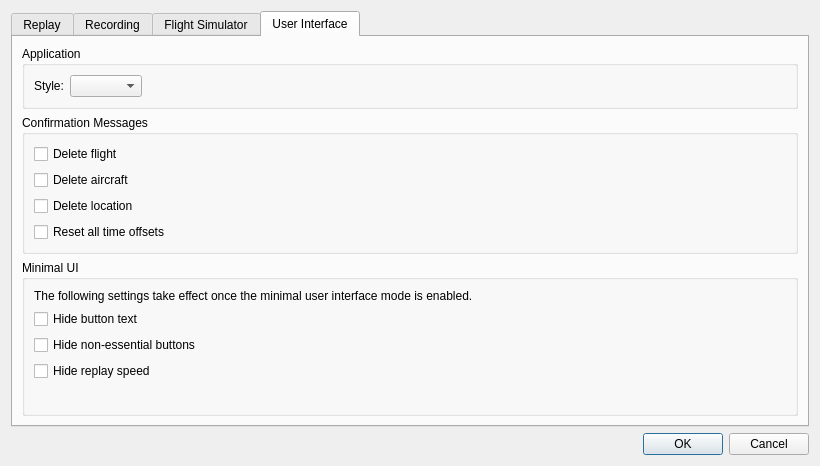
Above: src/UserInterface/src/Dialog/SettingsDialog.ui from till213/SkyDolly before the change. Below: the same form after it.
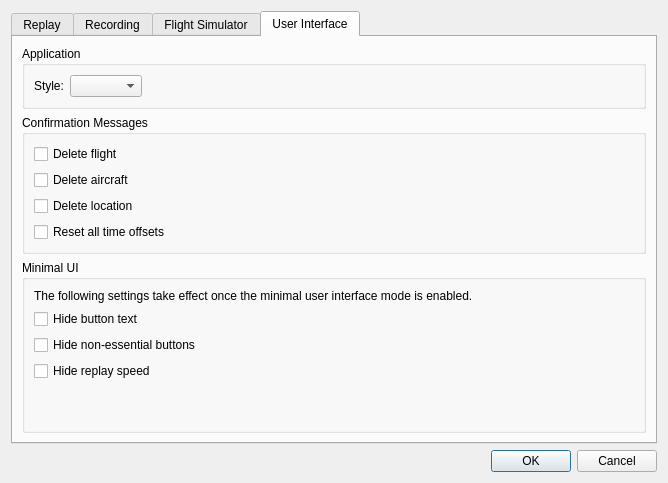
That is the form after the change.

What changed in the file:
```diff
--- a/src/UserInterface/src/Dialog/SettingsDialog.ui
+++ b/src/UserInterface/src/Dialog/SettingsDialog.ui
@@ -6,8 +6,8 @@
    <rect>
     <x>0</x>
     <y>0</y>
-    <width>820</width>
-    <height>466</height>
+    <width>664</width>
+    <height>483</height>
    </rect>
   </property>
   <property name="windowTitle">
@@ -275,12 +275,10 @@
          <property name="title">
           <string>Application</string>
          </property>
-         <layout class="QFormLayout" name="formLayout_9">
-          <item row="0" column="0">
-           <layout class="QHBoxLayout" name="horizontalLayout_2">
-            <item>
              <layout class="QFormLayout" name="formLayout_8">
               <item row="0" column="0">
+           <layout class="QGridLayout" name="gridLayout">
+            <item row="0" column="0">
                <widget class="QLabel" name="label_7">
                 <property name="text">
                  <string>Style:</string>
@@ -290,9 +288,7 @@
               <item row="0" column="1">
                <widget class="QComboBox" name="styleComboBox"/>
               </item>
-             </layout>
-            </item>
-            <item>
+            <item row="0" column="2">
              <widget class="QLabel" name="styleInfoLabel">
               <property name="minimumSize">
                <size>
```
Lines whose indentation alone changed are shown as unchanged.
